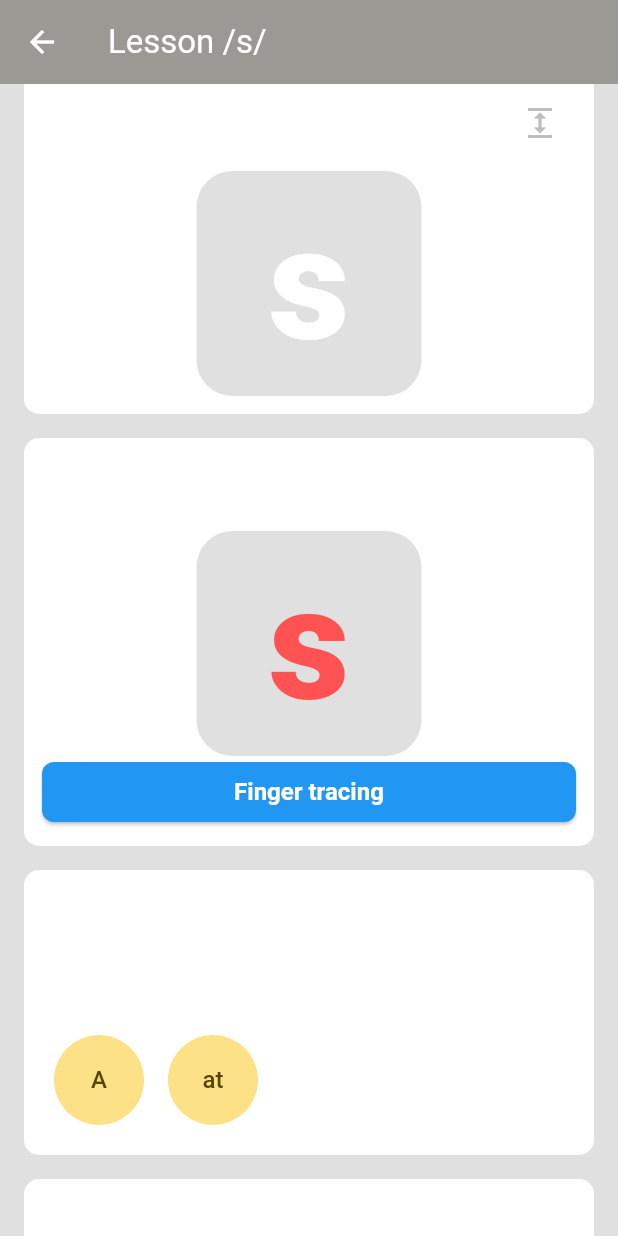
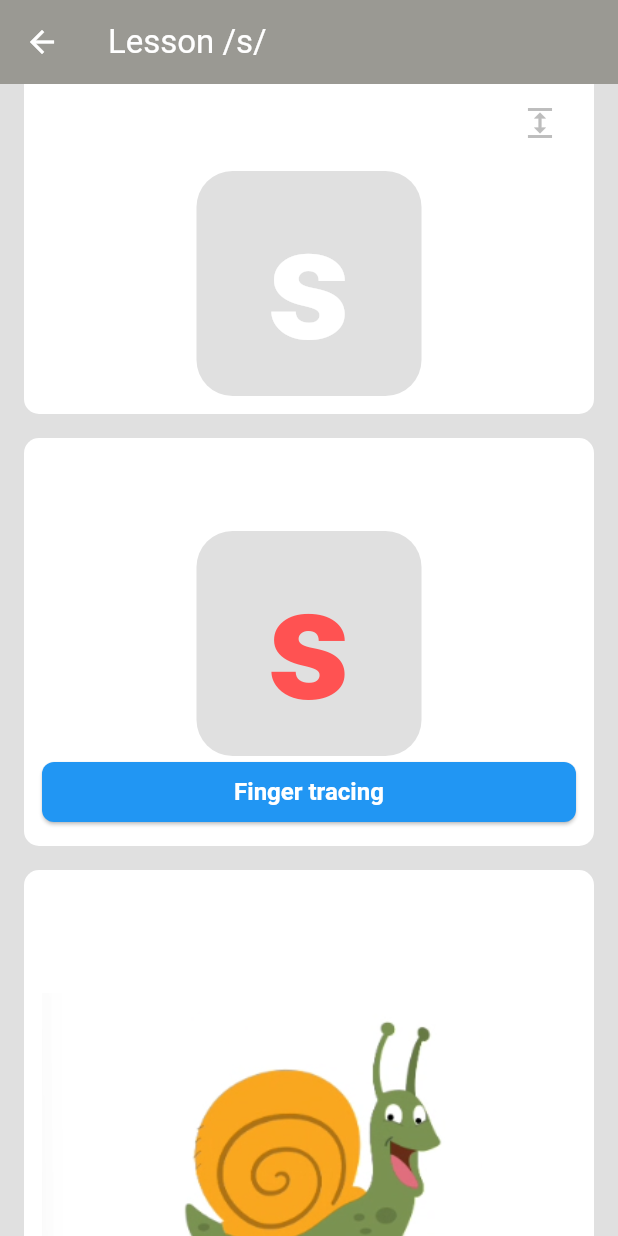
Before and after one commit to hauwajibrilibrahim/phonics_app, a Flutter app: the LessonItemPage screen opened directly with sample values from the repository, scrolled down 576 dp, on a phone screen of 412 x 824 dp. Run offline on Flutter 3.47's test engine with Material 3 defaults, Android fonts, the phone set to English and light mode, and no system bars; our stand-ins replace flutter_animate, just_audio; missing offline and left inert: scribble.

Commit message:
feat: code refactor

```diff
--- a/lib/pages/lesson_item_page.dart
+++ b/lib/pages/lesson_item_page.dart
@@ -2,6 +2,9 @@ import 'package:flutter/material.dart';
 import 'package:phonics_app/models/phonics_character.dart';
 import 'package:phonics_app/pages/flashcard_page.dart';
 import 'package:phonics_app/pages/formation_page.dart';
+import 'package:phonics_app/widgets/phonics_item_card.dart';
+import 'package:phonics_app/widgets/song_widget.dart';
+import 'package:phonics_app/widgets/sounding_section.dart';
 
 class LessonItemPage extends StatefulWidget {
   const LessonItemPage({
@@ -33,11 +36,37 @@ class _LessonItemPageState extends State<LessonItemPage> {
         padding: EdgeInsets.all(16),
         children: [
           //
+          // Revision
+          if (phonicsCharacter.revision.isNotEmpty)
+            PhonicsItemPageCard(
+              title: "Revision",
+              child: Container(
+                height: 200,
+                child: GridView.count(
+                  crossAxisCount: 3,
+                  children: List.generate(phonicsCharacter.revision.length, (
+                    index,
+                  ) {
+                    return Padding(
+                      padding: const EdgeInsets.all(8.0),
+                      child: CircleAvatar(
+                        radius: 30,
+                        child: Text(phonicsCharacter.revision[index]),
+                      ),
+                    );
+                  }),
+                ),
+              ),
+            ),
+          //
           // Story section
-          _buildCardView(title: "Story", child: Text(phonicsCharacter.story)),
+          PhonicsItemPageCard(
+            title: "Story",
+            child: Text(phonicsCharacter.story),
+          ),
           //
           // Action Section
-          _buildCardView(
+          PhonicsItemPageCard(
             title: "Action",
             child: Column(
               crossAxisAlignment: CrossAxisAlignment.start,
@@ -49,7 +78,7 @@ class _LessonItemPageState extends State<LessonItemPage> {
           ),
           //
           // Flash Card
-          _buildCardView(
+          PhonicsItemPageCard(
             title: "Flash Card",
             actions: IconButton(
               onPressed: () {
@@ -88,7 +117,7 @@ class _LessonItemPageState extends State<LessonItemPage> {
           ),
           //
           // Finger tracing
-          _buildCardView(
+          PhonicsItemPageCard(
             title: "Formation",
             bottomItem: ElevatedButton(
               style: ElevatedButton.styleFrom(
@@ -106,6 +135,7 @@ class _LessonItemPageState extends State<LessonItemPage> {
               },
               child: Text("Finger tracing"),
             ),
+
             child: Center(
               child: Container(
                 decoration: BoxDecoration(
@@ -128,8 +158,14 @@ class _LessonItemPageState extends State<LessonItemPage> {
             ),
           ),
           //
+          // Sounding
+          SoundingSectionWidget(
+            phonicChar: phonicChar,
+            phonicsCharacter: phonicsCharacter,
+          ),
+          //
           // Writing
-          _buildCardView(
+          PhonicsItemPageCard(
             title: "Writing",
             child: Column(
               crossAxisAlignment: CrossAxisAlignment.start,
@@ -137,8 +173,10 @@ class _LessonItemPageState extends State<LessonItemPage> {
                 Text(
                   "Call out the sounds below, and ask the children to write them down",
                 ),
-                Wrap(
-                  alignment: WrapAlignment.start,
+                Container(
+                  height: 200,
+                  child: GridView.count(
+                    crossAxisCount: 3,
                     children: List.generate(
                       phonicsCharacter.listOfWriting.length,
                       (index) {
@@ -154,54 +192,23 @@ class _LessonItemPageState extends State<LessonItemPage> {
                       },
                     ),
                   ),
+                ),
               ],
             ),
           ),
           //
           // Song
-          _buildCardView(
+          PhonicsItemPageCard(
             title: "Song",
-            child: Column(children: [Text(phonicsCharacter.songText)]),
+            child: Column(
+              children: [
+                Text(phonicsCharacter.songText),
+                SongPlayerWidget(songAsset: widget.phonicsCharacter.songAudio),
+              ],
+            ),
           ),
         ],
       ),
     );
   }
-
-  Widget _buildCardView({
-    required String title,
-    required Widget child,
-    Widget? actions,
-    Widget? bottomItem,
-  }) {
-    return Container(
-      decoration: BoxDecoration(
-        color: Colors.white,
-        borderRadius: BorderRadius.circular(10),
-      ),
-      padding: EdgeInsets.all(12),
-      margin: EdgeInsets.symmetric(vertical: 8),
-      child: Column(
-        crossAxisAlignment: CrossAxisAlignment.start,
-        children: [
-          Padding(
-            padding: const EdgeInsets.symmetric(vertical: 8.0),
-            child: Row(
-              mainAxisAlignment: MainAxisAlignment.spaceBetween,
-              children: [
-                Text(
-                  title,
-                  style: TextStyle(fontWeight: FontWeight.bold, fontSize: 24),
-                ),
-                if (actions != null) actions,
-              ],
-            ),
-          ),
-          Container(child: child),
-
-          if (bottomItem != null) bottomItem,
-        ],
-      ),
-    );
 }
-}
--- /dev/null
+++ b/lib/widgets/phonics_card_item.dart
@@ -0,0 +1,50 @@
+import 'package:flutter/material.dart';
+
+/// Represent each section in a lesson page
+class PhonicsItemPageCard extends StatelessWidget {
+  const PhonicsItemPageCard({
+    super.key,
+    required this.title,
+    required this.child,
+    this.actions,
+    this.bottomItem,
+  });
+
+  final String title;
+  final Widget child;
+  final Widget? actions;
+  final Widget? bottomItem;
+
+  @override
+  Widget build(BuildContext context) {
+    return Container(
+      decoration: BoxDecoration(
+        color: Colors.white,
+        borderRadius: BorderRadius.circular(10),
+      ),
+      padding: EdgeInsets.all(12),
+      margin: EdgeInsets.symmetric(vertical: 8),
+      child: Column(
+        crossAxisAlignment: CrossAxisAlignment.start,
+        children: [
+          Padding(
+            padding: const EdgeInsets.symmetric(vertical: 8.0),
+            child: Row(
+              mainAxisAlignment: MainAxisAlignment.spaceBetween,
+              children: [
+                Text(
+                  title,
+                  style: TextStyle(fontWeight: FontWeight.bold, fontSize: 24),
+                ),
+                if (actions != null) actions!,
+              ],
+            ),
+          ),
+          Container(child: child),
+
+          if (bottomItem != null) bottomItem!,
+        ],
+      ),
+    );
+  }
+}
--- /dev/null
+++ b/lib/widgets/phonics_item_card.dart
@@ -0,0 +1,50 @@
+import 'package:flutter/material.dart';
+
+/// Represent each section in a lesson page
+class PhonicsItemPageCard extends StatelessWidget {
+  const PhonicsItemPageCard({
+    super.key,
+    required this.title,
+    required this.child,
+    this.actions,
+    this.bottomItem,
+  });
+
+  final String title;
+  final Widget child;
+  final Widget? actions;
+  final Widget? bottomItem;
+
+  @override
+  Widget build(BuildContext context) {
+    return Container(
+      decoration: BoxDecoration(
+        color: Colors.white,
+        borderRadius: BorderRadius.circular(10),
+      ),
+      padding: EdgeInsets.all(12),
+      margin: EdgeInsets.symmetric(vertical: 8),
+      child: Column(
+        crossAxisAlignment: CrossAxisAlignment.start,
+        children: [
+          Padding(
+            padding: const EdgeInsets.symmetric(vertical: 8.0),
+            child: Row(
+              mainAxisAlignment: MainAxisAlignment.spaceBetween,
+              children: [
+                Text(
+                  title,
+                  style: TextStyle(fontWeight: FontWeight.bold, fontSize: 24),
+                ),
+                if (actions != null) actions!,
+              ],
+            ),
+          ),
+          Container(child: child),
+
+          if (bottomItem != null) bottomItem!,
+        ],
+      ),
+    );
+  }
+}
--- /dev/null
+++ b/lib/widgets/sounding_section.dart
@@ -0,0 +1,83 @@
+import 'package:flutter/material.dart';
+import 'package:just_audio/just_audio.dart';
+import 'package:phonics_app/models/phonics_character.dart';
+import 'package:phonics_app/models/sounding_item.dart';
+import 'package:phonics_app/widgets/phonics_item_card.dart';
+
+class SoundingSectionWidget extends StatefulWidget {
+  const SoundingSectionWidget({
+    super.key,
+    required this.phonicChar,
+    required this.phonicsCharacter,
+  });
+
+  final String phonicChar;
+  final PhonicsCharacter phonicsCharacter;
+
+  @override
+  State<SoundingSectionWidget> createState() => _SoundingSectionWidgetState();
+}
+
+class _SoundingSectionWidgetState extends State<SoundingSectionWidget> {
+  @override
+  Widget build(BuildContext context) {
+    return PhonicsItemPageCard(
+      title: "Sounding",
+      child: Column(
+        children: [
+          Text(
+            "Which of these words does not contain the ${widget.phonicChar} sound",
+          ),
+          Column(
+            children: List.generate(
+              widget.phonicsCharacter.soundingItems.length,
+              (index) {
+                var soundingItem = widget.phonicsCharacter.soundingItems[index];
+                return SoundingItemWidget(soundingItem: soundingItem);
+              },
+            ),
+          ),
+        ],
+      ),
+    );
+  }
+}
+
+class SoundingItemWidget extends StatefulWidget {
+  const SoundingItemWidget({super.key, required this.soundingItem});
+  final SoundingItem soundingItem;
+
+  @override
+  State<SoundingItemWidget> createState() => _SoundingItemWidgetState();
+}
+
+class _SoundingItemWidgetState extends State<SoundingItemWidget> {
+  var justAudio = AudioPlayer();
+  bool showText = false;
+
+  @override
+  void dispose() {
+    super.dispose();
+    justAudio.dispose();
+  }
+
+  @override
+  Widget build(BuildContext context) {
+    return InkWell(
+      onTap: () {
+        justAudio.setAsset(widget.soundingItem.audio);
+        justAudio.play();
+
+        setState(() {
+          showText = true;
+        });
+      },
+      child: Column(
+        children: [
+          Container(child: Image.asset(widget.soundingItem.image)),
+          if (showText) Text(widget.soundingItem.name),
+        ],
+      ),
+    );
+  }
+}
```
Also changed, not shown: lib/data/dummy_data.dart (+4 -4 lines), lib/widgets/song_widget.dart (added, +124 -0 lines). Lines whose indentation alone changed are shown as unchanged.
